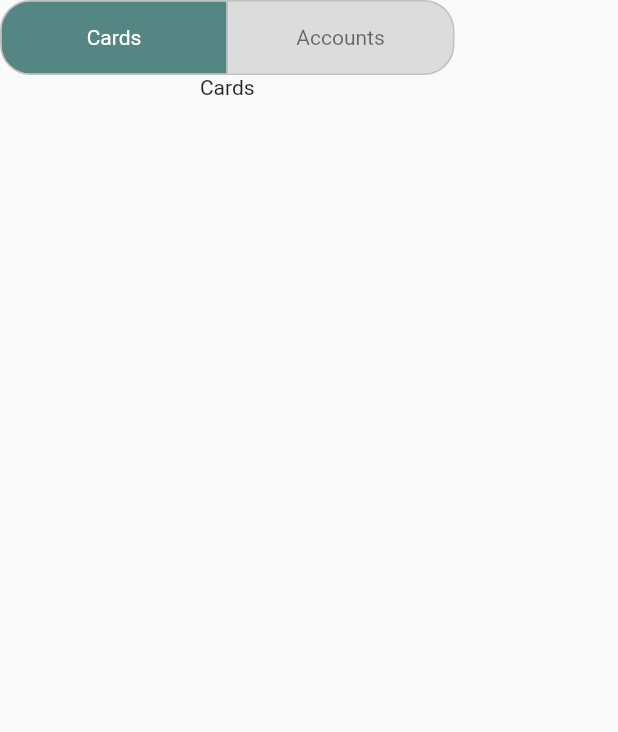
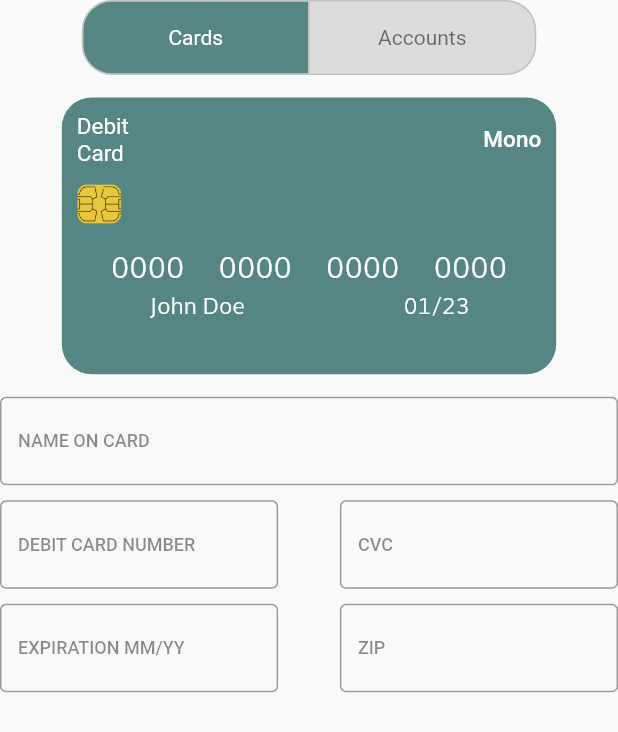
Before and after one commit to khosbilegt/TransactionsApp, a Flutter app: the ConnectPage widget shown alone on an empty page, opened directly, on a phone screen of 412 x 824 dp. Shown: the top 732 px of the screen. Run offline on Flutter 3.47's test engine with Material 2 defaults, Android fonts, the phone set to English and light mode, and no system bars; our stand-ins replace carousel_slider, dotted_border, shared_preferences; accounts and stored records are empty.

Commit message:
finished commit and fixed floating action button

```diff
--- /dev/null
+++ b/lib/collect.dart
@@ -0,0 +1,285 @@
+import 'package:flutter/material.dart';
+
+class ConnectPage extends StatefulWidget {
+  const ConnectPage({super.key});
+
+  @override
+  State<ConnectPage> createState() => _ConnectPageState();
+}
+
+class _ConnectPageState extends State<ConnectPage> {
+
+  TextStyle textStyle = const TextStyle(
+    fontSize: 30,
+    fontWeight: FontWeight.bold,
+    color: Color.fromRGBO(106, 157, 152, 1),
+  );
+
+  @override
+  Widget build(BuildContext context) {
+    return Column(
+      children: [
+        toggleButton(),
+        toggleContents()
+      ],
+    );
+  }
+
+  final List<bool> _toggleSelected = <bool>[true, false];
+  Color accentColor = const Color.fromRGBO(85, 134, 131, 1);
+  Widget toggleButton() {
+    return Container(
+      height: 50,
+      padding: EdgeInsets.zero,
+      decoration: const BoxDecoration(
+        color: Colors.black12,
+        borderRadius: BorderRadius.all(Radius.circular(20)),
+      ),
+      child: ToggleButtons(
+        selectedColor: Colors.white,
+        borderRadius: BorderRadius.circular(20),
+        color: Colors.black54,
+        fillColor: accentColor,
+        isSelected: _toggleSelected,
+        onPressed: (value) {
+          if(value == 0) {
+            _toggleSelected[0] = true;
+            _toggleSelected[1] = false;
+          } else {
+            _toggleSelected[1] = true;
+            _toggleSelected[0] = false;
+          }
+          setState(() {});
+        },
+        children: [
+          Container(
+            width: 150,
+            child: const Text('Cards', textAlign: TextAlign.center)
+          ),
+          Container(
+            width: 150,
+            child: const Text('Accounts',  textAlign: TextAlign.center)
+          ),
+        ],
+      ),
+    );
+  }
+
+  Widget toggleContents() {
+    return _toggleSelected[0] ?
+    cardContents()
+    :
+    const Text("Accounts");
+  }
+
+  Widget cardContents() {
+    return Column(
+      children: [
+        const SizedBox(height: 15),
+        cardView(),
+        const SizedBox(height: 15),
+        cardEditors(),
+      ],
+    );
+  }
+
+  TextStyle numberStyle = const TextStyle(color: Colors.white, fontSize: 20, fontFamily: 'Comme');
+  TextStyle nameStyle = const TextStyle(color: Colors.white, fontSize: 15, fontFamily: 'Comme');
+  Widget cardView() {
+    return Container(
+      width: MediaQuery.of(context).size.width * 0.8,
+      height: MediaQuery.of(context).size.width * 0.8 * 0.56,
+      padding: const EdgeInsets.symmetric(horizontal: 10, vertical: 10),
+      decoration: BoxDecoration(
+        color: accentColor,
+        borderRadius: const BorderRadius.all(Radius.circular(20.0)),
+      ),
+      child: Column(
+        crossAxisAlignment: CrossAxisAlignment.start,
+        children: [
+          Row(
+            mainAxisAlignment: MainAxisAlignment.spaceBetween,
+            children: const [
+              Text(
+                "Debit\nCard",
+                style: TextStyle(color: Colors.white, fontSize: 15)
+              ),
+              Text(
+                "Mono",
+                style: TextStyle(color: Colors.white, fontSize: 15, fontWeight: FontWeight.w500)
+              ),
+            ],
+          ),
+          const SizedBox(height: 10),
+          const SizedBox(
+            height: 30,
+            child: Image(image: AssetImage("assets/images/chip.png")),
+          ),
+          const SizedBox(height: 15),
+          Row(
+            mainAxisAlignment: MainAxisAlignment.spaceEvenly,
+            crossAxisAlignment: CrossAxisAlignment.start,
+            children: [
+              Text(debit1, style: numberStyle),
+              Text(debit2, style: numberStyle),
+              Text(debit3, style: numberStyle),
+              Text(debit4, style: numberStyle),
+            ],
+          ),
+          const SizedBox(height: 5),
+          Row(
+            mainAxisAlignment: MainAxisAlignment.spaceEvenly,
+            crossAxisAlignment: CrossAxisAlignment.start,
+            children: [
+              Text(name, style: nameStyle),
+              const SizedBox(width: 10),
+              Text(expiration, style: nameStyle),
+            ],
+          ),
+        ],
+      )
+    );
+  }
+
+ var borderStyle = const OutlineInputBorder(
+    borderSide: BorderSide(color: Color.fromRGBO(85, 134, 131, 1), width: 1.5),
+  );
+  var borderLabelStyle = const TextStyle(
+    color: Colors.black45,
+    fontSize: 12,
+    fontWeight: FontWeight.w500
+  );
+
+  TextEditingController nameController = TextEditingController();
+  TextEditingController debitController = TextEditingController();
+  TextEditingController cvcController = TextEditingController();
+  TextEditingController expirationController = TextEditingController();
+  TextEditingController zipController = TextEditingController();
+
+  String name = "John Doe";
+  String debit1 = "0000";
+  String debit2 = "0000";
+  String debit3 = "0000";
+  String debit4 = "0000";
+  String expiration = "01/23";
+  Widget cardEditors() {
+    return Column(
+      children: [
+        TextField(
+          controller: nameController,
+          decoration: InputDecoration(
+            focusedBorder: borderStyle,
+            border: const OutlineInputBorder(),
+            hintText: 'John Doe',
+            label: Text("NAME ON CARD", style: borderLabelStyle)
+          ),
+          textInputAction: TextInputAction.continueAction,
+          keyboardType: TextInputType.name,
+          onChanged: (value) => {
+            setState(() {
+              name = value;
+            })
+          },
+        ),
+        const SizedBox(height: 10),
+        Row(
+          mainAxisAlignment: MainAxisAlignment.spaceBetween,
+          children: [
+            SizedBox(
+              width: MediaQuery.of(context).size.width * 0.45,
+              child: TextField(
+              controller: debitController,
+              decoration: InputDecoration(
+                focusedBorder: borderStyle,
+                border: const OutlineInputBorder(),
+                hintText: '0000 0000 0000',
+                label: Text("DEBIT CARD NUMBER", style: borderLabelStyle)
+              ),
+              textInputAction: TextInputAction.continueAction,
+              keyboardType: TextInputType.number,
+              onChanged: (value) => {
+                setState(() {
+                  if(value.length <= 4) {
+                    debit1 = value;
+                  }
+                  if(4 < value.length && value.length <= 8) {
+                    debit1 = value.substring(0, 4);
+                    debit2 = value.substring(4);
+                  }
+                  if(8 < value.length && value.length <= 12) {
+                    debit1 = value.substring(0, 4);
+                    debit2 = value.substring(4, 8);
+                    debit3 = value.substring(8);
+                  }
+                  if(value.length >= 12) {
+                    debit1 = value.substring(0, 4);
+                    debit2 = value.substring(4, 8);
+                    debit3 = value.substring(8, 12);
+                    debit4 = value.substring(12);
+                  }
+                })
+              },
+            ),
+            ),
+            SizedBox(
+              width: MediaQuery.of(context).size.width * 0.45,
+              child: TextField(
+              controller: cvcController,
+              decoration: InputDecoration(
+                focusedBorder: borderStyle,
+                border: const OutlineInputBorder(),
+                hintText: '000',
+                label: Text("CVC", style: borderLabelStyle)
+              ),
+              textInputAction: TextInputAction.continueAction,
+              keyboardType: TextInputType.number,
+            ),
+            ),
+          ],
+        ),
+        const SizedBox(height: 10),
+        Row(
+          mainAxisAlignment: MainAxisAlignment.spaceBetween,
+          children: [
+            SizedBox(
+              width: MediaQuery.of(context).size.width * 0.45,
+              child: TextField(
+              controller: expirationController,
+              decoration: InputDecoration(
+                focusedBorder: borderStyle,
+                border: const OutlineInputBorder(),
+                hintText: '01/23',
+                label: Text("EXPIRATION MM/YY", style: borderLabelStyle)
+              ),
+              textInputAction: TextInputAction.continueAction,
+              keyboardType: TextInputType.datetime,
+              onChanged: ((value) => {
+                setState(() {
+                  RegExp r = RegExp(r"^\d{2}/\d{2}$");
+                  if (r.hasMatch(value)) {
+                    expiration = value;
+                  }
+                })
+              }),
+            ),
+            ),
+            SizedBox(
+              width: MediaQuery.of(context).size.width * 0.45,
+              child: TextField(
+              controller: zipController,
+              decoration: InputDecoration(
+                focusedBorder: borderStyle,
+                border: const OutlineInputBorder(),
+                hintText: '000',
+                label: Text("ZIP", style: borderLabelStyle)
+              ),
+              textInputAction: TextInputAction.continueAction,
+              keyboardType: TextInputType.number,
+            ),
+            ),
+          ],
+        ),
+      ],
+    );
+  }
+}
--- a/lib/wallet.dart
+++ b/lib/wallet.dart
@@ -1,7 +1,7 @@
 import 'package:flutter/material.dart';
 import 'package:transactions/transaction.dart';
 import 'package:transactions/bill.dart';
-import 'package:transactions/wallet_add.dart';
+import 'package:transactions/collect.dart';
 import 'package:carousel_slider/carousel_slider.dart';
 
 class WalletWidget extends StatefulWidget {
@@ -48,7 +48,7 @@ class _WalletWidgetState extends State<WalletWidget> {
             widget.carousel.jumpToPage(0);
           }
         },
-        icon: Icon(Icons.arrow_back_ios),
+        icon: const Icon(Icons.arrow_back_ios),
       ),
       backgroundColor: Colors.white.withOpacity(0),
       elevation: 0,
--- a/lib/wallet_add.dart
+++ /dev/null
@@ -1,73 +0,0 @@
-import 'package:flutter/material.dart';
-
-class ConnectPage extends StatefulWidget {
-  const ConnectPage({super.key});
-
-  @override
-  State<ConnectPage> createState() => _ConnectPageState();
-}
-
-class _ConnectPageState extends State<ConnectPage> {
-
-  TextStyle textStyle = const TextStyle(
-    fontSize: 30,
-    fontWeight: FontWeight.bold,
-    color: Color.fromRGBO(106, 157, 152, 1),
-  );
-
-  @override
-  Widget build(BuildContext context) {
-    return Column(
-      children: [
-        toggleButton(),
-        toggleContents()
-      ],
-    );
-  }
-
-  final List<bool> _toggleSelected = <bool>[true, false];
-  Color accentColor = const Color.fromRGBO(85, 134, 131, 1);
-  Widget toggleButton() {
-    return Container(
-      height: 50,
-      padding: EdgeInsets.zero,
-      decoration: const BoxDecoration(
-        color: Colors.black12,
-        borderRadius: BorderRadius.all(Radius.circular(20)),
-      ),
-      child: ToggleButtons(
-        selectedColor: Colors.white,
-        borderRadius: BorderRadius.circular(20),
-        color: Colors.black54,
-        fillColor: accentColor,
-        isSelected: _toggleSelected,
-        onPressed: (value) {
-          if(value == 0) {
-            _toggleSelected[0] = true;
-            _toggleSelected[1] = false;
-          } else {
-            _toggleSelected[1] = true;
-            _toggleSelected[0] = false;
-          }
-          setState(() {});
-        },
-        children: [
-          Container(
-            padding: EdgeInsets.all(10),
-            width: 150,
-            child: const Text('Cards', textAlign: TextAlign.center)
-          ),
-          Container(
-            padding: EdgeInsets.all(10),
-            width: 150,
-            child: const Text('Accounts',  textAlign: TextAlign.center)
-          ),
-        ],
-      ),
-    );
-  }
-
-  Widget toggleContents() {
-    return _toggleSelected[0] ? Text("Cards") : Text("Accounts");
-  }
-}
--- a/lib/wrapper.dart
+++ b/lib/wrapper.dart
@@ -24,7 +24,7 @@ class _WrapperWidgetState extends State<WrapperWidget> {
   @override
   Widget build(BuildContext context) {
     checkOnboard();
-
+    if(currentIndex == 0) {
       return Scaffold(
         body: CarouselSlider(
           carouselController: carouselController,
@@ -57,6 +57,29 @@ class _WrapperWidgetState extends State<WrapperWidget> {
         ),
         floatingActionButtonLocation: FloatingActionButtonLocation.centerDocked,
       );
+    } else {
+      return Scaffold(
+        body: CarouselSlider(
+          carouselController: carouselController,
+          options: CarouselOptions(
+            height: MediaQuery.of(context).size.height,
+            enableInfiniteScroll: false,
+            viewportFraction: 1,
+            onPageChanged:(index, reason) => {
+              currentIndex = index,
+              setState(() {}),
+            },
+          ),
+          items: <Widget>[
+            const HomePage(title: "Test"),
+            const HomePage(title: "Test"),
+            WalletWidget(carousel: carouselController),
+            const HomePage(title: "Test"),
+          ]
+        ),
+        bottomNavigationBar: bottomBar(),
+      );
+    }
   }
 
   Widget bottomBar() {
```
Also changed, not shown: pubspec.yaml (+9 -1 lines), assets/fonts/Comme-Light.ttf (added), assets/fonts/RobotoMono-Light.ttf (added), assets/images/chip.png (added). Lines whose indentation alone changed are shown as unchanged.
